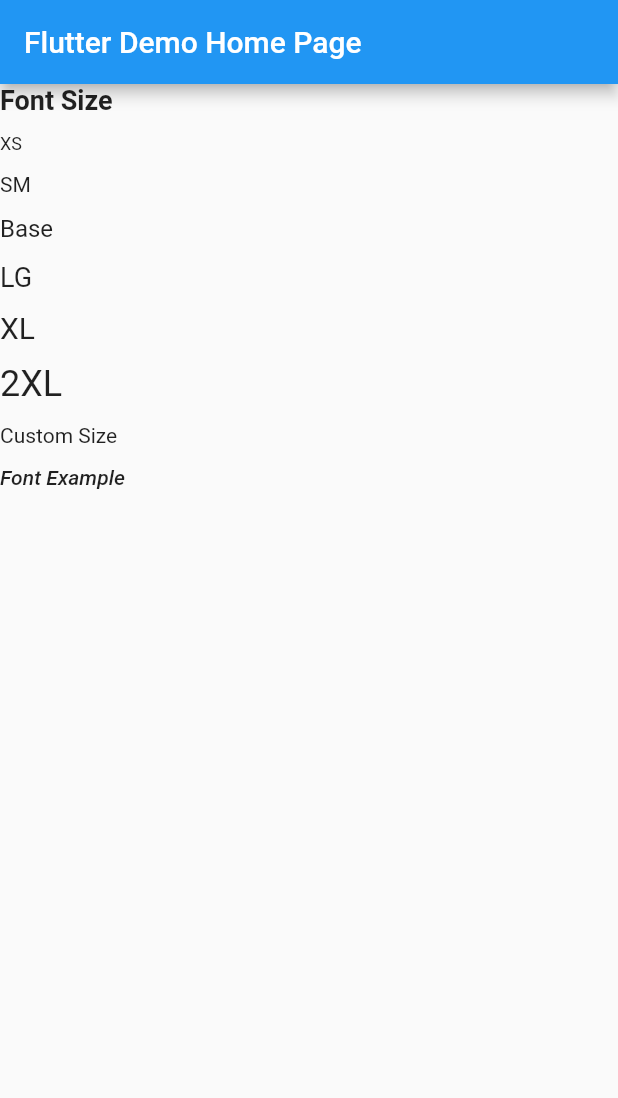
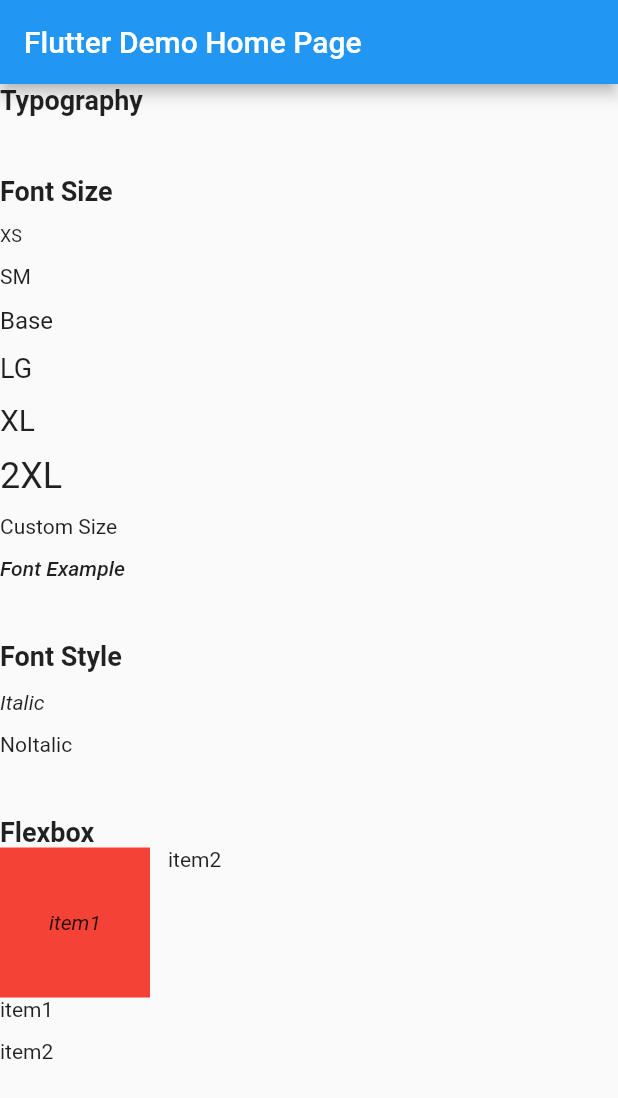
Before and after one commit to Not996NotOT/tailwindcss_build, a Flutter app: the screen it shows after launch, on a phone screen of 412 x 824 dp. Shown: the top 1098 px of the screen. Run offline on Flutter 3.47's test engine with Material 2 defaults, Android fonts, the phone set to English and light mode, and no system bars.

Commit message:
add example

```diff
--- a/example/lib/main.dart
+++ b/example/lib/main.dart
@@ -59,6 +59,7 @@ class _MyHomePageState extends State<MyHomePage> {
         ),
         body: ListView(
           children: [
+            Span("Typography").fontBold().textLg().build(),
             Div([
               Span("Font Size").fontBold().textLg().build(),
               Span("XS").textXs().build(),
@@ -75,7 +76,32 @@ class _MyHomePageState extends State<MyHomePage> {
                   .leading3()
                   .italic()
                   .build()
-            ]).flexCol().gap(12).build(),
+            ]).flexCol().mt(40).gap(12).build(),
+            Div([
+              Span("Font Style").fontBold().textLg().build(),
+              Span("Italic").italic().build(),
+              Span("NoItalic").noItalic().build(),
+            ]).flexCol().gap(12).my(40).build(),
+            Span("Flexbox ").fontBold().textLg().build(),
+            Div([
+              Div([
+                Span("item1")
+                    .italic()
+                    .div()
+                    .bg(Colors.red)
+                    .itemsCenter()
+                    .justifyCenter()
+                    .h(100)
+                    .w(100)
+                    .build(),
+                Span("item2").build()
+              ]).flex().flexRow().gap(12).build(),
+              Div([Span("item1").build(), Span("item2").build()])
+                  .flex()
+                  .flexCol()
+                  .gap(12)
+                  .build()
+            ]).build()
           ],
         ));
   }
--- a/lib/tailwindcss_build.dart
+++ b/lib/tailwindcss_build.dart
@@ -384,11 +384,17 @@ class Div
         top: pTop ?? 0,
         bottom: pBottom ?? 0);
 
+    var _margin = EdgeInsets.only(
+        left: mLeft ?? 0,
+        right: mRight ?? 0,
+        top: mTop ?? 0,
+        bottom: mBottom ?? 0);
     var _container = Container(
       height: _height,
       width: _width,
       constraints: _boxConstraints,
       padding: _padding,
+      margin: _margin,
       color: bgColor,
       child: Flex(
         direction: flexDirection ?? Axis.vertical,
@@ -824,6 +830,12 @@ class Span
   }
 }
 
+extension SpanExtension on Span {
+  Div div(){
+    return Div([build()]);
+  }
+}
+
 extension TextExtension on Text {
   Span extension() {
     return Span(this.data ?? "");
--- a/pubspec.yaml
+++ b/pubspec.yaml
@@ -1,6 +1,6 @@
 name: tailwindcss_build
 description: Plugins developed based on tailwind css
-version: 0.0.2
+version: 0.0.3
 homepage: https://github.com/Not996NotOT/tailwindcss_build
 
 environment:
```
Also changed, not shown: example/pubspec.lock.
